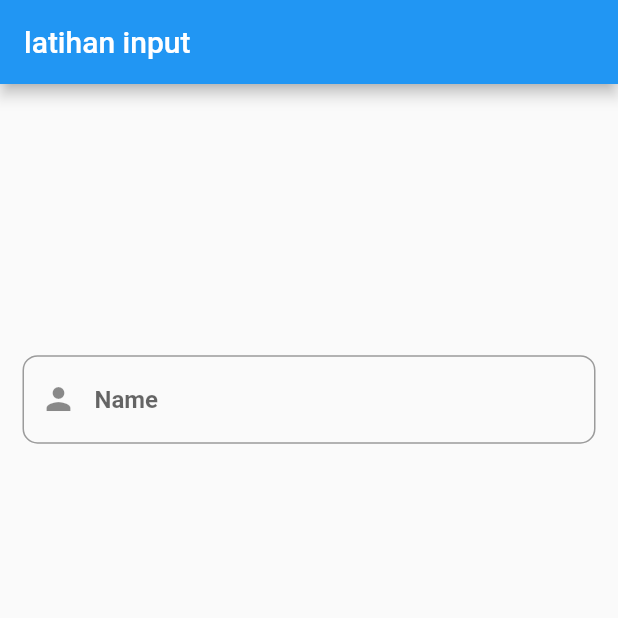
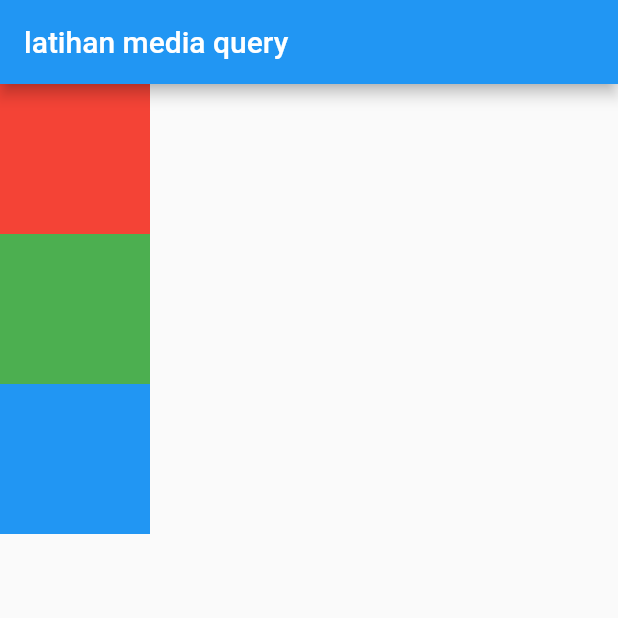
Before and after one commit to farhan1202/belaja_flutter, a Flutter app: the screen it shows after launch, on a phone screen of 412 x 824 dp, the top half of it. Run offline on Flutter 3.47's test engine with Material 2 defaults, Android fonts, the phone set to English and light mode, and no system bars.

Commit message:
MediaQuery

```diff
--- a/lib/main.dart
+++ b/lib/main.dart
@@ -10,36 +10,54 @@ class MyApp extends StatefulWidget {
 }
 
 class _MyAppState extends State<MyApp> {
-  TextEditingController controller = TextEditingController();
   @override
   Widget build(BuildContext context) {
     return MaterialApp(
-      home: Scaffold(
-        appBar: AppBar(
-          title: Text("latihan input"),
-        ),
-        body: Container(
-          margin: EdgeInsets.all(15),
-          child: Column(
-            mainAxisAlignment: MainAxisAlignment.spaceAround,
-            children: <Widget>[
-              TextField(
-                decoration: InputDecoration(
-                    prefixIcon: Icon(Icons.person),
-                    hintText: "Name ",
-                    hintStyle: TextStyle(fontWeight: FontWeight.w700),
-                    border: OutlineInputBorder(
-                        borderRadius: BorderRadius.circular(10))),
-                onChanged: (value) {
-                  setState(() {});
-                },
-                controller: controller,
-              ),
-              Text(controller.text)
-            ],
-          ),
-        ),
-      ),
+      home: HomePage(),
     );
   }
 }
+
+class HomePage extends StatefulWidget {
+  const HomePage({Key? key}) : super(key: key);
+
+  @override
+  _HomePageState createState() => _HomePageState();
+}
+
+class _HomePageState extends State<HomePage> {
+  @override
+  Widget build(BuildContext context) {
+    return Scaffold(
+        appBar: AppBar(
+          title: Text("latihan media query"),
+        ),
+        body: (MediaQuery.of(context).orientation == Orientation.portrait)
+            ? Column(
+                children: genContainer,
+              )
+            : Row(
+                children: genContainer,
+              ));
+  }
+
+  List<Widget> get genContainer {
+    return <Widget>[
+      Container(
+        color: Colors.red,
+        width: 100,
+        height: 100,
+      ),
+      Container(
+        color: Colors.green,
+        width: 100,
+        height: 100,
+      ),
+      Container(
+        color: Colors.blue,
+        width: 100,
+        height: 100,
+      ),
+    ];
+  }
+}
```
